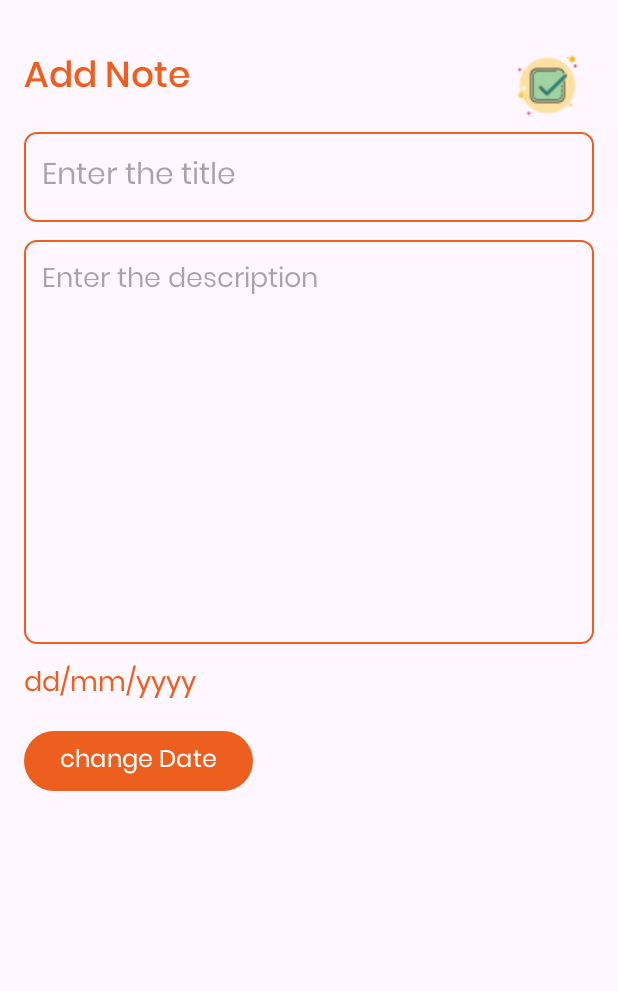
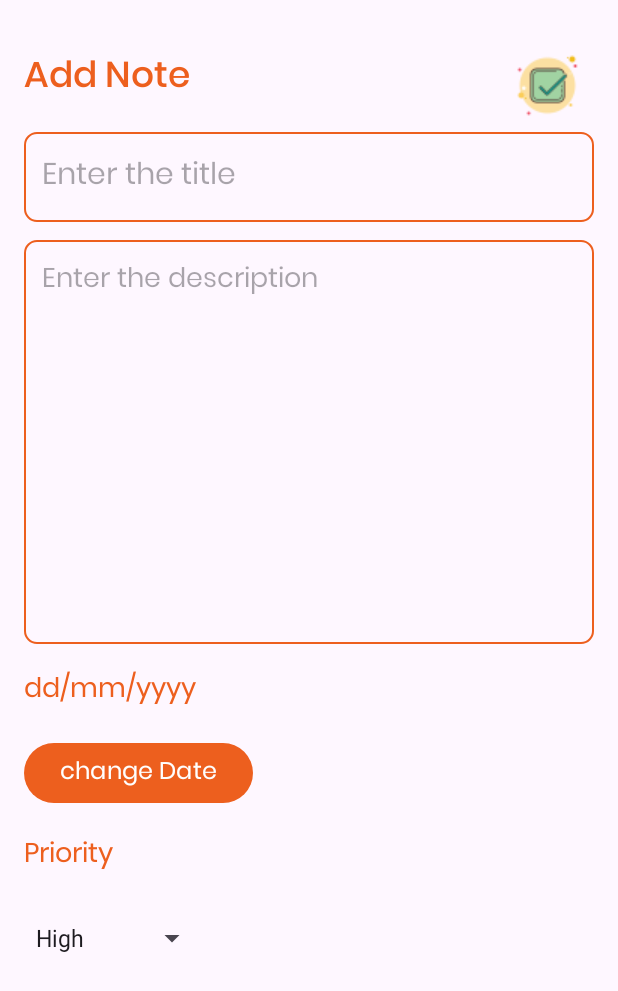
Before and after one commit to KavindiPathiraja/Task-Management-App, an Android app: the AddNoteActivity screen opened directly, with no data from a screen before it, on a phone screen of 412 x 824 dp. Shown: the top 991 px of the screen. Run offline under Robolectric (Android 15) with nearby library versions, the phone set to English and light mode, and no system bars.

Commit message:
date in add form and update form

```diff
--- a/app/src/main/java/com/example/taskmanagementapp/AddNoteActivity.kt
+++ b/app/src/main/java/com/example/taskmanagementapp/AddNoteActivity.kt
@@ -3,7 +3,11 @@ package com.example.taskmanagementapp
 import android.app.DatePickerDialog
 import androidx.appcompat.app.AppCompatActivity
 import android.os.Bundle
+import android.view.View
+import android.widget.AdapterView
+import android.widget.ArrayAdapter
 import android.widget.Button
+import android.widget.Spinner
 import android.widget.TextView
 import android.widget.Toast
 import com.example.taskmanagementapp.databinding.ActivityAddNoteBinding
@@ -55,6 +59,15 @@ class AddNoteActivity : AppCompatActivity() {
                 calendarBox.get(Calendar.DAY_OF_MONTH)
             ).show()
         }
+
+        //spinner
+        val priorityId = findViewById<Spinner>(R.id.priority)
+
+        val priorities = arrayOf("High","Medium","Low")
+        val arrayAdp = ArrayAdapter(this,android.R.layout.simple_spinner_dropdown_item,priorities)
+        priorityId.adapter = arrayAdp
+
+
     }
 
     private fun updateText(calendar: Calendar) {
--- a/app/src/main/res/layout/activity_add_note.xml
+++ b/app/src/main/res/layout/activity_add_note.xml
@@ -63,7 +63,7 @@
         android:textColor="@color/orange"
         android:fontFamily="@font/poppins"
         android:layout_below="@+id/contentEditText"
-        android:layout_marginTop="12dp"/>
+        android:layout_marginTop="16dp"/>
 
 
     <Button
@@ -71,10 +71,32 @@
         android:layout_width="wrap_content"
         android:layout_height="wrap_content"
         android:layout_below="@+id/textDate"
-        android:layout_marginTop="12dp"
+        android:layout_marginTop="16dp"
         android:text="change Date"
         android:textSize="16sp"
         android:textColor="@color/white"
         android:fontFamily="@font/poppins"/>
 
+    <TextView
+        android:id="@+id/priorityText"
+        android:layout_width="wrap_content"
+        android:layout_height="wrap_content"
+        android:text="Priority"
+        android:textSize="18sp"
+        android:textColor="@color/orange"
+        android:fontFamily="@font/poppins"
+        android:layout_below="@+id/buttonDate"
+        android:layout_marginTop="16dp"/>
+
+    <Spinner
+        android:id="@+id/priority"
+        android:layout_width="wrap_content"
+        android:layout_height="wrap_content"
+        android:layout_below="@id/priorityText"
+        android:layout_marginTop="16dp"
+        android:textSize="16sp"
+        android:textColor="@color/white"
+        android:fontFamily="@font/poppins"/>
+
+
 </RelativeLayout>
```
Also changed, not shown: app/src/main/java/com/example/taskmanagementapp/UpdateNoteActivity.kt (+36 -0 lines), app/src/main/res/layout/activity_update_note.xml (+24 -0 lines), app/src/main/res/values/strings.xml (+1 -1 lines).
